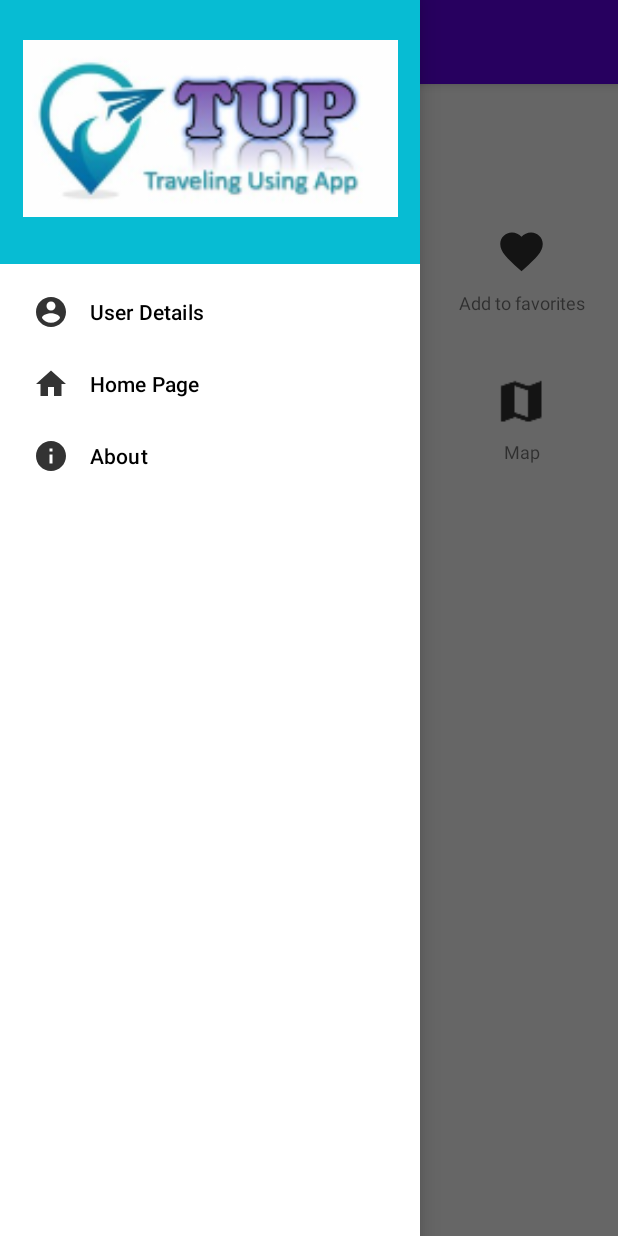
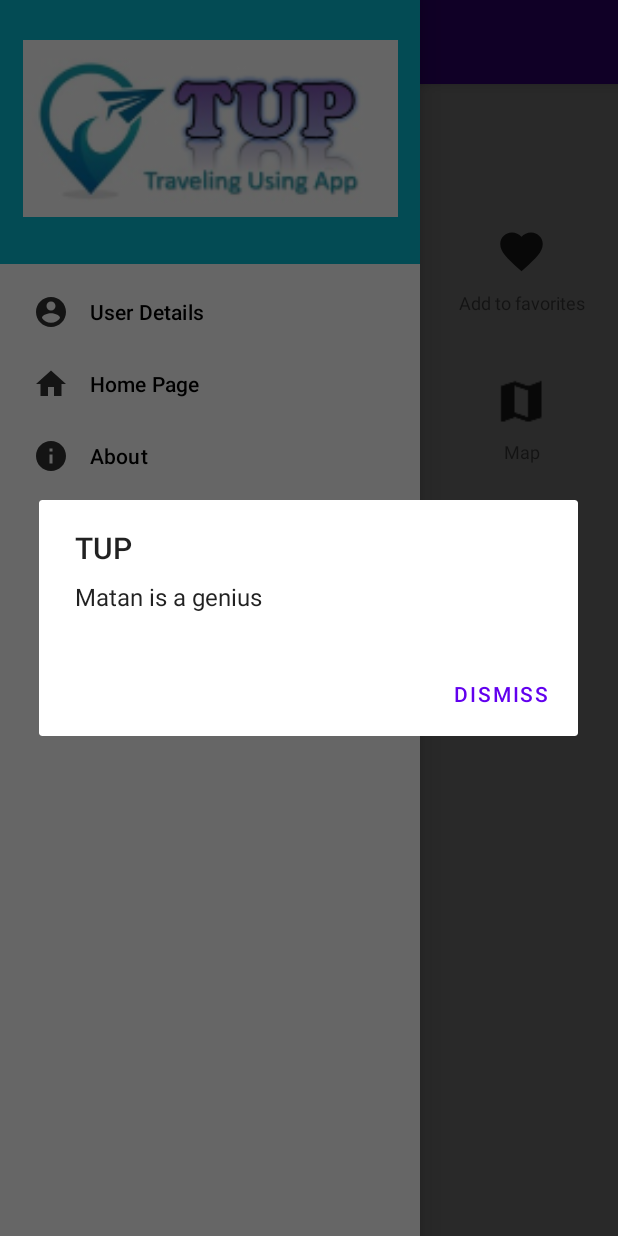
Before and after one commit to YaelD/TUP_App, an Android app: the AttractionDetailsActivity screen opened directly, with no data from a screen before it, after a tap on "About", on a phone screen of 412 x 824 dp. Run offline under Robolectric (Android 15) with nearby library versions, the light colour scheme and no system bars; our stand-ins replace Volley; pictures from the network do not load; Roboto replaces fonts that are not available here; 3 other taps on this screen came first.

Commit message:
adding an alert dialog to about button

```diff
--- a/app/src/main/java/AttractionDetails/AttractionDetailsActivity.java
+++ b/app/src/main/java/AttractionDetails/AttractionDetailsActivity.java
@@ -2,16 +2,20 @@ package AttractionDetails;
 
 import androidx.annotation.NonNull;
 import androidx.appcompat.app.ActionBarDrawerToggle;
+import androidx.appcompat.app.AlertDialog;
 import androidx.appcompat.app.AppCompatActivity;
 import androidx.drawerlayout.widget.DrawerLayout;
 import androidx.fragment.app.FragmentTransaction;
 
+import android.content.DialogInterface;
 import android.content.Intent;
 import android.os.Bundle;
 import android.view.MenuItem;
 import android.widget.Toast;
 
 import MainScreen.MainScreenActivity;
+import TripCreation.CreateNewTripActivity;
+
 import com.example.TupApp.R;
 import com.google.android.material.appbar.MaterialToolbar;
 import com.google.android.material.navigation.NavigationView;
@@ -49,6 +53,18 @@ public class AttractionDetailsActivity extends AppCompatActivity {
                     case R.id.home:
                         Intent intent= new Intent(AttractionDetailsActivity.this, MainScreenActivity.class);
                         startActivity(intent);
+                        break;
+                    case R.id.about:
+                        new AlertDialog.Builder(AttractionDetailsActivity.this)
+                                .setTitle(getString(R.string.app_name))
+                                .setMessage("Matan is a genius")
+                                .setPositiveButton("Dismiss", new DialogInterface.OnClickListener() {
+                                    @Override
+                                    public void onClick(DialogInterface dialog, int which) {
+
+                                    }
+                                }).create().show();
+                        break;
                     default:
                         break;
                 }
```
Also changed, not shown: app/src/main/java/AttractionSearch/SearchAttractionsActivity.java (+15 -0 lines), app/src/main/java/FavoriteAttractions/FavoriteAttractionsActivity.java (+15 -0 lines), app/src/main/java/MainScreen/MainScreenActivity.java (+15 -0 lines), app/src/main/java/MyTrips/MyTripsActivity.java (+15 -0 lines), app/src/main/java/TripCreation/CreateNewTripActivity.java (+14 -0 lines).
